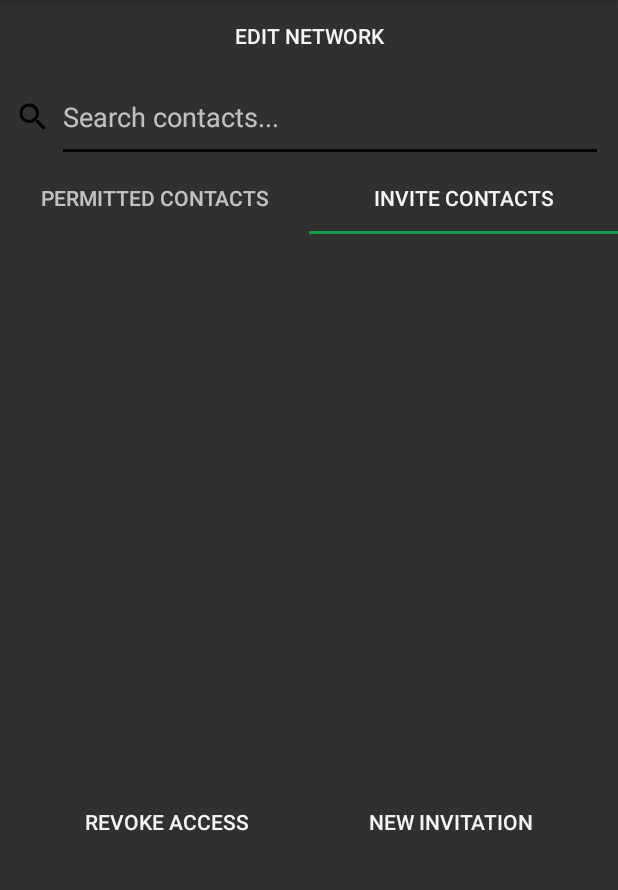
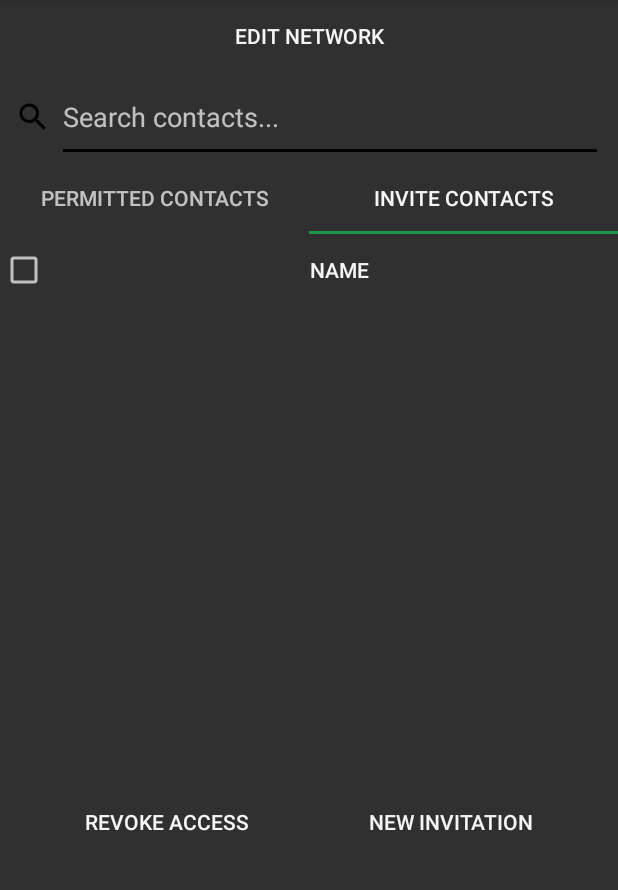
Before and after one commit to Pratted/wifi_project, an Android app: the NetworkActivity screen opened directly, with no data from a screen before it, tab 2 chosen, on a phone screen of 412 x 824 dp, the part 84-974 px from its top. Run offline under Robolectric (Android 15) with nearby library versions, the phone set to English and light mode, and no system bars; libraries missing offline, so code that uses them is left out: com.afollestad.materialdialogs.

Commit message:
Added Invitable contacts page

```diff
--- /dev/null
+++ b/client/app/src/main/java/com/example/eric/wishare/WiInvitableContactsView.java
@@ -0,0 +1,124 @@
+package com.example.eric.wishare;
+
+import android.content.Context;
+import android.os.Build;
+import android.support.annotation.Nullable;
+import android.util.AttributeSet;
+import android.view.View;
+import android.widget.Button;
+import android.widget.CheckBox;
+import android.widget.CompoundButton;
+import android.widget.LinearLayout;
+
+import java.util.ArrayList;
+import java.util.Comparator;
+
+public class WiInvitableContactsView extends LinearLayout {
+
+    private LinearLayout mItems;
+    private ArrayList<WiInvitableContactListItem> mInvitableContacts;
+
+    private CheckBox mHeaderSelectAll;
+    private Button mHeaderName;
+    private boolean mAscendingName;
+
+    public WiInvitableContactsView(Context context) {
+        super(context);
+
+        init();
+    }
+
+    public WiInvitableContactsView(Context context, @Nullable AttributeSet attrs) {
+        super(context, attrs);
+
+        init();
+    }
+
+    private void init(){
+        inflate(getContext(), R.layout.layout_invitable_contacts, this);
+        mInvitableContacts = new ArrayList<>();
+
+        mItems = findViewById(R.id.items);
+        mHeaderSelectAll = findViewById(R.id.cb_select_all);
+        mHeaderName = findViewById(R.id.btn_name);
+
+        mHeaderSelectAll.setOnCheckedChangeListener(onSelectAll());
+    }
+
+    public void add(WiContact contact){
+        WiInvitableContactListItem item = new WiInvitableContactListItem(getContext(), contact);
+
+        mInvitableContacts.add(item);
+        mItems.addView(item);
+    }
+
+    private CompoundButton.OnCheckedChangeListener onSelectAll(){
+        return new CompoundButton.OnCheckedChangeListener() {
+            @Override
+            public void onCheckedChanged(CompoundButton buttonView, boolean isChecked) {
+                for(WiInvitableContactListItem child: mInvitableContacts){
+                    child.mCheckBox.setChecked(isChecked);
+                }
+            }
+        };
+    }
+
+    private View.OnClickListener sortName(){
+        return new OnClickListener() {
+            @Override
+            public void onClick(View v) {
+                sortName(mAscendingName);
+            }
+        };
+    }
+
+    public void sortName(final boolean ascending){
+        if (Build.VERSION.SDK_INT >= Build.VERSION_CODES.N) {
+            mInvitableContacts.sort(new Comparator<WiInvitableContactListItem>() {
+                @Override
+                public int compare(WiInvitableContactListItem o1, WiInvitableContactListItem o2) {
+                    return ascending ?
+                            o1.mContact.name.compareTo(o2.mContact.name) :
+                            o2.mContact.name.compareTo(o1.mContact.name);
+                }
+            });
+        }
+
+        mAscendingName = !ascending;
+        mItems.removeAllViewsInLayout();
+        for(WiInvitableContactListItem contact: mInvitableContacts){
+            mItems.addView(contact);
+        }
+    }
+
+    private class WiInvitableContactListItem extends LinearLayout {
+        private WiContact mContact;
+
+        private CheckBox mCheckBox;
+        private Button mName;
+
+        public WiInvitableContactListItem(Context context) {
+            super(context);
+        }
+
+        public WiInvitableContactListItem(Context context, WiContact contact){
+            super(context);
+
+            mContact = contact;
+            init();
+        }
+
+        public WiInvitableContactListItem(Context context, @Nullable AttributeSet attrs) {
+            super(context, attrs);
+        }
+
+        private void init(){
+            inflate(getContext(), R.layout.layout_invitable_contacts_list_item, this);
+
+            mCheckBox = findViewById(R.id.cb_select);
+            mName = findViewById(R.id.btn_name);
+
+            mName.setText(mContact.name);
+        }
+    }
+}
--- a/client/app/src/main/java/com/example/eric/wishare/WiPermittedContactsView.java
+++ b/client/app/src/main/java/com/example/eric/wishare/WiPermittedContactsView.java
@@ -44,7 +44,7 @@ public class WiPermittedContactsView extends LinearLayout {
     }
 
     private void init(){
-        inflate(getContext(), R.layout.tabbed_view_permitted_contacts, this);
+        inflate(getContext(), R.layout.layout_permitted_contacts, this);
         mPermittedContacts = new ArrayList<>();
 
         mHeaderSelectAll = (CheckBox) findViewById(R.id.cb_select_all);
--- a/client/app/src/main/java/com/example/eric/wishare/WiTabbedScrollView.java
+++ b/client/app/src/main/java/com/example/eric/wishare/WiTabbedScrollView.java
@@ -47,6 +47,7 @@ public class WiTabbedScrollView extends LinearLayout {
         mPermittedContacts = new ArrayList<>();
 
         WiPermittedContactsView v = new WiPermittedContactsView(getContext());
+        WiInvitableContactsView v2 = new WiInvitableContactsView(getContext());
 
         for(WiContact contact: mContactList.getWiContacts()){
             if(contact.name.length() % 2 == 0){
@@ -55,6 +56,7 @@ public class WiTabbedScrollView extends LinearLayout {
             }
             else{
                 mInvitableContacts.add(contact);
+                v2.add(contact);
             }
         }
 
@@ -66,7 +68,10 @@ public class WiTabbedScrollView extends LinearLayout {
         mPagerAdapter.addView(v);
         mPagerAdapter.notifyDataSetChanged();
 
-        mPagerAdapter.addView(buildPage2(mInvitableContacts));
+        int x = 5;
+        x++;
+
+        mPagerAdapter.addView(v2);
         mPagerAdapter.notifyDataSetChanged();
 
         TabLayout mTabs = findViewById(R.id.tab_layout);
--- /dev/null
+++ b/client/app/src/main/res/layout/layout_invitable_contacts.xml
@@ -0,0 +1,45 @@
+<?xml version="1.0" encoding="utf-8"?>
+<LinearLayout xmlns:android="http://schemas.android.com/apk/res/android"
+    android:layout_width="match_parent"
+    android:layout_height="match_parent"
+    android:orientation="vertical">
+
+    <LinearLayout
+        android:id="@+id/headers"
+        android:layout_width="match_parent"
+        android:layout_height="wrap_content"
+        android:weightSum="10"
+        android:orientation="horizontal">
+
+        <CheckBox
+            android:id="@+id/cb_select_all"
+            android:layout_weight="1"
+            android:layout_width="0dp"
+            android:layout_height="match_parent"
+            style="@drawable/ripple"
+            android:background="@drawable/ripple"
+            android:theme="@style/WhiteCheck"/>
+
+        <Button
+            android:id="@+id/btn_name"
+            android:layout_width="0dp"
+            android:layout_height="wrap_content"
+            android:text="Name"
+            android:layout_weight="9"
+            style="@drawable/ripple"
+            android:background="@drawable/ripple" />
+
+    </LinearLayout>
+
+    <ScrollView
+        android:layout_width="match_parent"
+        android:layout_height="match_parent">
+        <LinearLayout
+            android:id="@+id/items"
+            android:layout_width="match_parent"
+            android:layout_height="wrap_content"
+            android:orientation="vertical">
+        </LinearLayout>
+
+    </ScrollView>
+</LinearLayout>
```
Also changed, not shown: client/app/src/main/res/drawable/ic_hourglass_empty_black_24dp.xml (added, +9 -0 lines), client/app/src/main/res/layout/layout_invitable_contacts_list_item.xml (added, +28 -0 lines), client/app/src/main/res/layout/layout_permitted_contacts.xml (renamed from client/app/src/main/res/layout/tabbed_view_permitted_contacts.xml).
